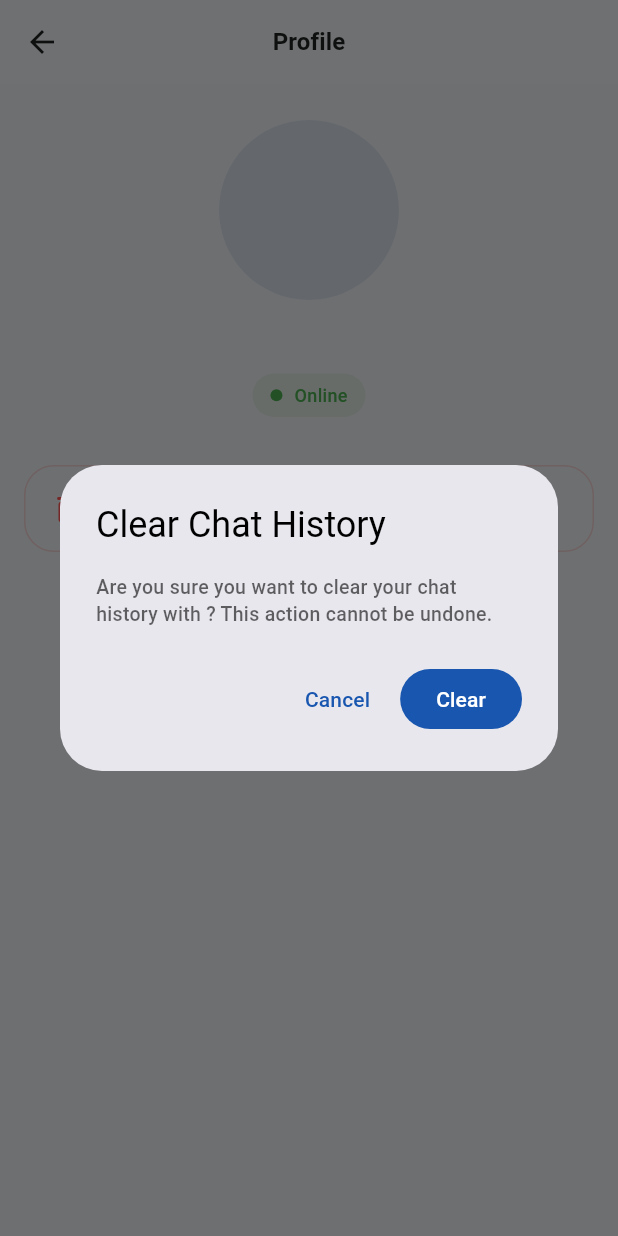
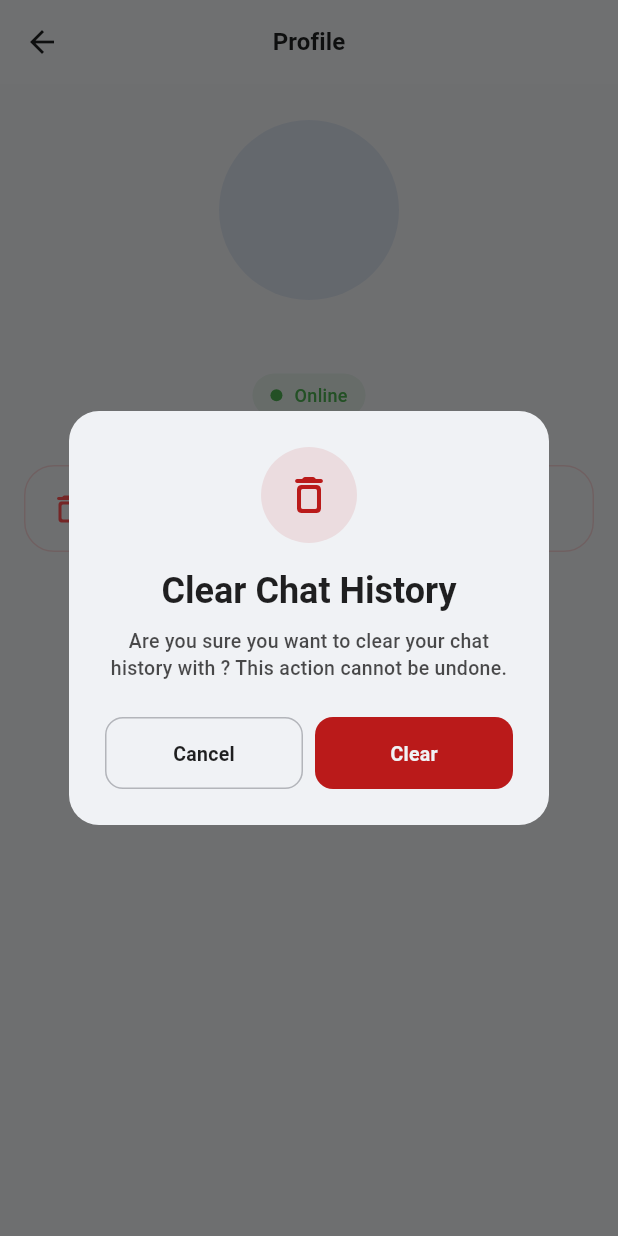
Before and after one commit to furkanarslann/live_chat_app, a Flutter app: the ParticipantProfilePage screen opened directly with empty values, after a tap on "Clear Chat History", on a phone screen of 412 x 824 dp. Run offline on Flutter 3.47's test engine with Material 3 defaults, Android fonts, the phone set to English and light mode, and no system bars; our stand-ins replace cached_network_image, cloud_firestore, dartz, equatable, firebase_auth, firebase_core and 5 more; accounts and stored records are empty; generated files the repository leaves out were written again.

Commit message:
feat: Add dialog ext, refactors.

```diff
--- /dev/null
+++ b/lib/presentation/core/extensions/build_context_dialog_ext.dart
@@ -0,0 +1,41 @@
+import 'package:flutter/material.dart';
+import 'package:live_chat_app/presentation/core/widgets/confirmation_dialog.dart';
+import 'package:live_chat_app/presentation/core/extensions/build_context_translate_ext.dart';
+
+extension BuildContextDialogExt on BuildContext {
+  /// Shows a sign out confirmation dialog
+  /// Returns true if user confirms, false if cancelled
+  Future<bool?> showSignOutDialog() async {
+    return showDialog<bool>(
+      context: this,
+      barrierDismissible: false,
+      builder: (context) => ConfirmationDialog(
+        title: context.tr.signOut,
+        description: context.tr.signOutConfirmation,
+        icon: Icons.logout_rounded,
+        iconColor: Theme.of(this).colorScheme.error,
+        cancelText: context.tr.cancel,
+        actionText: context.tr.signOut,
+        isDestructive: true,
+      ),
+    );
+  }
+
+  /// Shows a clear chat history confirmation dialog
+  /// Returns true if user confirms, false if cancelled
+  Future<bool?> showClearChatDialog(String participantName) async {
+    return showDialog<bool>(
+      context: this,
+      barrierDismissible: false,
+      builder: (context) => ConfirmationDialog(
+        title: context.tr.clearChatHistoryTitle,
+        description: context.tr.clearChatHistoryMessage(participantName),
+        icon: Icons.delete_outline_rounded,
+        iconColor: Theme.of(this).colorScheme.error,
+        cancelText: context.tr.cancel,
+        actionText: context.tr.clear,
+        isDestructive: true,
+      ),
+    );
+  }
+}
--- a/lib/presentation/core/widgets/sign_out_dialog.dart
+++ b/lib/presentation/core/widgets/confirmation_dialog.dart
@@ -1,10 +1,30 @@
 import 'package:flutter/material.dart';
 import 'package:live_chat_app/presentation/core/extensions/build_context_theme_ext.dart';
 import '../app_theme.dart';
-import '../extensions/build_context_translate_ext.dart';
 
-class SignOutDialog extends StatelessWidget {
-  const SignOutDialog({super.key});
+class ConfirmationDialog extends StatelessWidget {
+  final String title;
+  final String description;
+  final IconData icon;
+  final Color iconColor;
+  final String cancelText;
+  final String actionText;
+  final VoidCallback? onCancelled;
+  final VoidCallback? onAction;
+  final bool isDestructive;
+
+  const ConfirmationDialog({
+    super.key,
+    required this.title,
+    required this.description,
+    required this.icon,
+    required this.iconColor,
+    required this.cancelText,
+    required this.actionText,
+    this.onCancelled,
+    this.onAction,
+    this.isDestructive = false,
+  });
 
   @override
   Widget build(BuildContext context) {
@@ -41,13 +61,13 @@ class SignOutDialog extends StatelessWidget {
                           child: Container(
                             padding: const EdgeInsets.all(Spacing.md),
                             decoration: BoxDecoration(
-                              color: colorScheme.error.withValues(alpha: 0.1),
+                              color: iconColor.withValues(alpha: 0.1),
                               shape: BoxShape.circle,
                             ),
                             child: Icon(
-                              Icons.logout_rounded,
+                              icon,
                               size: 32,
-                              color: colorScheme.error,
+                              color: iconColor,
                             ),
                           ),
                         );
@@ -55,7 +75,7 @@ class SignOutDialog extends StatelessWidget {
                     ),
                     const SizedBox(height: Spacing.md),
                     Text(
-                      context.tr.signOut,
+                      title,
                       style: theme.textTheme.headlineSmall?.copyWith(
                         fontWeight: FontWeight.bold,
                         color: colorScheme.onSurface,
@@ -64,7 +84,7 @@ class SignOutDialog extends StatelessWidget {
                     ),
                     const SizedBox(height: Spacing.sm),
                     Text(
-                      context.tr.signOutConfirmation,
+                      description,
                       style: theme.textTheme.bodyMedium?.copyWith(
                         color: colorScheme.onSurface.withValues(alpha: 0.7),
                         height: 1.4,
@@ -77,18 +97,24 @@ class SignOutDialog extends StatelessWidget {
                       children: [
                         Expanded(
                           child: _DialogButton(
-                            text: context.tr.cancel,
+                            text: cancelText,
                             isOutlined: true,
-                            onPressed: () => Navigator.pop(context, false),
+                            onPressed: () {
+                              Navigator.pop(context, false);
+                              onCancelled?.call();
+                            },
                           ),
                         ),
                         const SizedBox(width: Spacing.sm),
                         Expanded(
                           child: _DialogButton(
-                            text: context.tr.signOut,
-                            isDestructive: true,
-                            textColor: context.colors.background,
-                            onPressed: () => Navigator.pop(context, true),
+                            text: actionText,
+                            isDestructive: isDestructive,
+                            textColor: isDestructive ? context.colors.background : null,
+                            onPressed: () {
+                              Navigator.pop(context, true);
+                              onAction?.call();
+                            },
                           ),
                         ),
                       ],
--- a/lib/presentation/core/widgets/password_requirements.dart
+++ b/lib/presentation/core/widgets/password_requirements.dart
@@ -1,4 +1,5 @@
 import 'package:flutter/material.dart';
+import 'package:live_chat_app/presentation/core/extensions/build_context_theme_ext.dart';
 
 class PasswordRequirements extends StatelessWidget {
   final String password;
@@ -116,7 +117,9 @@ class _RequirementTile extends StatelessWidget {
           Text(
             title,
             style: theme.textTheme.bodySmall?.copyWith(
-              color: theme.colorScheme.onBackground.withValues(alpha: 0.8),
+              color: isMet
+                  ? context.colors.textPrimary
+                  : context.colors.textSecondary,
             ),
           ),
         ],
--- a/lib/presentation/pages/chat/participant_profile_page.dart
+++ b/lib/presentation/pages/chat/participant_profile_page.dart
@@ -3,9 +3,10 @@ import 'package:flutter_bloc/flutter_bloc.dart';
 import 'package:live_chat_app/application/chat/chat_cubit.dart';
 import 'package:live_chat_app/domain/models/user.dart';
 import 'package:live_chat_app/presentation/core/extensions/build_context_auth_ext.dart';
+import 'package:live_chat_app/presentation/core/extensions/build_context_dialog_ext.dart';
+import 'package:live_chat_app/presentation/core/extensions/build_context_translate_ext.dart';
 import 'package:live_chat_app/presentation/core/widgets/user_avatar.dart';
 
-// TODO(Furkan): localize
 class ParticipantProfilePage extends StatelessWidget {
   final User participant;
 
@@ -19,7 +20,7 @@ class ParticipantProfilePage extends StatelessWidget {
     return Scaffold(
       appBar: AppBar(
         title: Text(
-          'Profile',
+          context.tr.profile,
           style: Theme.of(context).textTheme.titleMedium,
         ),
         centerTitle: true,
@@ -103,7 +104,7 @@ class _OnlineStatusIndicator extends StatelessWidget {
           ),
           const SizedBox(width: 8),
           Text(
-            isOnline ? 'Online' : 'Offline',
+            isOnline ? context.tr.online : context.tr.offline,
             style: TextStyle(
               color: isOnline ? Colors.green : Colors.grey,
               fontWeight: FontWeight.w500,
@@ -128,9 +129,9 @@ class _ActionButtons extends StatelessWidget {
           Icons.delete_outline_rounded,
           color: Colors.redAccent,
         ),
-        title: const Text(
-          'Clear Chat History',
-          style: TextStyle(
+        title: Text(
+          context.tr.clearChatHistory,
+          style: const TextStyle(
             color: Colors.redAccent,
             fontSize: 13,
             fontWeight: FontWeight.w500,
@@ -152,25 +153,8 @@ class _ActionButtons extends StatelessWidget {
         .findAncestorWidgetOfExactType<ParticipantProfilePage>()!
         .participant;
 
-    final shouldClear = await showDialog<bool>(
-      context: context,
-      builder: (context) => AlertDialog(
-        title: const Text('Clear Chat History'),
-        content: Text(
-          'Are you sure you want to clear your chat history with ${participant.firstName}? This action cannot be undone.',
-        ),
-        actions: [
-          TextButton(
-            onPressed: () => Navigator.pop(context, false),
-            child: const Text('Cancel'),
-          ),
-          FilledButton(
-            onPressed: () => Navigator.pop(context, true),
-            child: const Text('Clear'),
-          ),
-        ],
-      ),
-    );
+    final shouldClear =
+        await context.showClearChatDialog(participant.firstName);
 
     if (shouldClear == null || !shouldClear || !context.mounted) return;
 
```
Also changed, not shown: lib/infrastructure/repositories/user_repository_impl.dart (+26 -13 lines), lib/l10n/app_de.arb (+16 -2 lines), lib/l10n/app_en.arb (+30 -0 lines), lib/presentation/pages/settings/settings_page.dart (+2 -17 lines).
